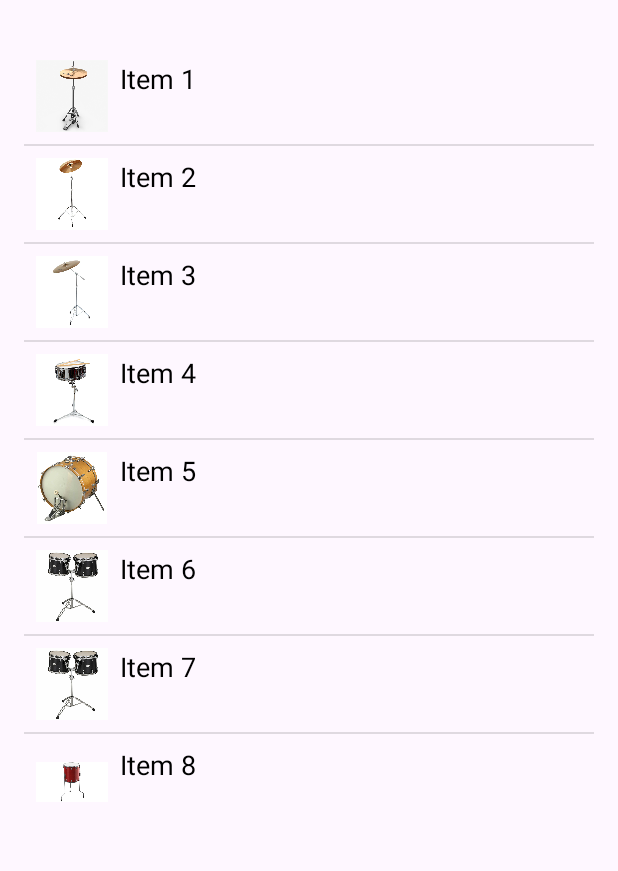
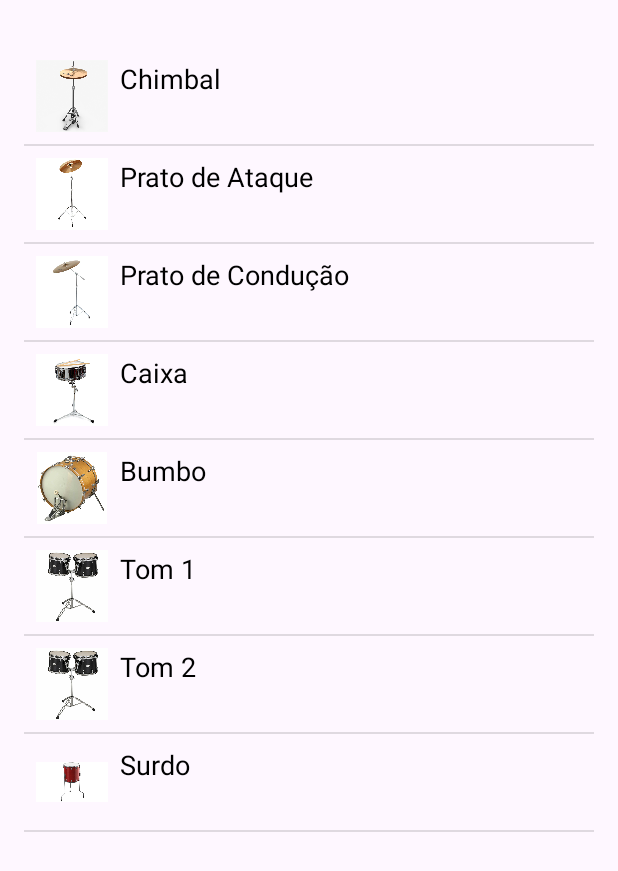
Before and after one commit to RAKE-237/PocketDrummer, an Android app: the SecondFragment screen opened through its navigation route, on a phone screen of 412 x 824 dp. Shown: the top 871 px of the screen. Run offline under Robolectric (Android 15) with nearby library versions, the phone set to English and light mode, and no system bars.

Commit message:
Segundo Fragmento Pronto

```diff
--- a/app/src/main/java/com/example/pocketdrummer/SecondFragment.java
+++ b/app/src/main/java/com/example/pocketdrummer/SecondFragment.java
@@ -31,14 +31,14 @@ public class SecondFragment extends Fragment {
         ListView listView = view.findViewById(R.id.listView);
 
         itemList = new ArrayList<>();
-        itemList.add(new Item(getString(R.string.item1), R.drawable.chimbal, getString(R.string.description1)));
-        itemList.add(new Item(getString(R.string.item2), R.drawable.pratoataque, getString(R.string.description2)));
-        itemList.add(new Item(getString(R.string.item3), R.drawable.pratoconducao, getString(R.string.description3)));
-        itemList.add(new Item(getString(R.string.item4), R.drawable.caixa, getString(R.string.description4)));
-        itemList.add(new Item(getString(R.string.item5), R.drawable.bumbo, getString(R.string.description5)));
-        itemList.add(new Item(getString(R.string.item6), R.drawable.tom1e2, getString(R.string.description6)));
-        itemList.add(new Item(getString(R.string.item7), R.drawable.tom1e2, getString(R.string.description7)));
-        itemList.add(new Item(getString(R.string.item8), R.drawable.surdo, getString(R.string.description8)));
+        itemList.add(new Item(getString(R.string.chimbal), R.drawable.chimbal, getString(R.string.descriptionchimbal)));
+        itemList.add(new Item(getString(R.string.pratoataque), R.drawable.pratoataque, getString(R.string.descriptionpratoataque)));
+        itemList.add(new Item(getString(R.string.pratoconducao), R.drawable.pratoconducao, getString(R.string.descriptionpratoconducao)));
+        itemList.add(new Item(getString(R.string.caixa), R.drawable.caixa, getString(R.string.descriptioncaixa)));
+        itemList.add(new Item(getString(R.string.bumbo), R.drawable.bumbo, getString(R.string.descriptionbumbo)));
+        itemList.add(new Item(getString(R.string.tom1), R.drawable.tom1e2, getString(R.string.descriptiontom1)));
+        itemList.add(new Item(getString(R.string.tom2), R.drawable.tom1e2, getString(R.string.descriptiontom2)));
+        itemList.add(new Item(getString(R.string.surdo), R.drawable.surdo, getString(R.string.descriptionsurdo)));
 
         Adaptador adapter = new Adaptador(requireContext(), itemList);
         listView.setAdapter(adapter);
--- a/app/src/main/res/layout/fragment_second.xml
+++ b/app/src/main/res/layout/fragment_second.xml
@@ -8,13 +8,14 @@
 
         <ListView
             android:id="@+id/listView"
-            android:layout_width="0dp"
-            android:layout_height="wrap_content"
-            app:layout_constraintTop_toTopOf="parent"
+            android:layout_width="match_parent"
+            android:layout_height="match_parent"
+            android:layout_marginTop="16dp"
+            android:padding="16dp"
+            app:layout_constraintEnd_toEndOf="parent"
+            app:layout_constraintHorizontal_bias="0.0"
             app:layout_constraintStart_toStartOf="parent"
-            app:layout_constraintEnd_toEndOf="parent"
-            android:padding="16dp"
-            android:layout_marginTop="16dp" />
+            app:layout_constraintTop_toTopOf="parent" />
 
         <TextView
             android:id="@+id/selected_item_text"
--- a/app/src/main/res/values/strings.xml
+++ b/app/src/main/res/values/strings.xml
@@ -9,23 +9,23 @@
     <string name="next">Next</string>
     <string name="previous">Previous</string>
     <string-array name="spinner_options">
-        <item>História</item>
+        <item>Descrição</item>
         <item>Toque</item>
     </string-array>
-    <string name="item1">Item 1</string>
-    <string name="item2">Item 2</string>
-    <string name="item3">Item 3</string>
-    <string name="item4">Item 4</string>
-    <string name="item5">Item 5</string>
-    <string name="item6">Item 6</string>
-    <string name="item7">Item 7</string>
-    <string name="item8">Item 8</string>
-    <string name="description1">Descrição do Item 1</string>
-    <string name="description2">Descrição do Item 2</string>
-    <string name="description3">Descrição do Item 3</string>
-    <string name="description4">Descrição do Item 4</string>
-    <string name="description5">Descrição do Item 5</string>
-    <string name="description6">Descrição do Item 6</string>
-    <string name="description7">Descrição do Item 7</string>
-    <string name="description8">Descrição do Item 8</string>
+    <string name="chimbal">Chimbal</string>
+    <string name="pratoataque">Prato de Ataque</string>
+    <string name="pratoconducao">Prato de Condução</string>
+    <string name="caixa">Caixa</string>
+    <string name="bumbo">Bumbo</string>
+    <string name="tom1">Tom 1</string>
+    <string name="tom2">Tom 2</string>
+    <string name="surdo">Surdo</string>
+    <string name="descriptionchimbal">O chimbal é um instrumento que consiste em dois pratos que trabalham em conjunto para conduzir a música. O baterista pode produzir sons, timbres e ritmos diferentes ao tocar o chimbal com a baqueta ou com o pedal. O chimbal também é uma ferramenta importante para marcar o compasso de uma música.</string>
+    <string name="descriptionpratoataque">O prato de ataque, também conhecido como "crash", é um prato de percussão que produz um som explosivo e acentuado quando golpeado. É frequentemente utilizado para marcar momentos importantes em uma música, como um solo ou um refrão.</string>
+    <string name="descriptionpratoconducao">O prato de condução, ou "ride", é um prato mais pesado que oferece um som mais contínuo e sustentado. É usado principalmente para manter o tempo, proporcionando uma sonoridade mais suave em comparação com o prato de ataque.</string>
+    <string name="descriptioncaixa">A caixa é um dos elementos mais expressivos da bateria, produzindo um som nítido e estalado. É frequentemente utilizada para marcar o tempo e adicionar dinâmicas, sendo um componente central em muitos estilos musicais.</string>
+    <string name="descriptionbumbo">O bumbo é um grande tambor que é tocado com um pedal. Produz um som profundo e poderoso, responsável por dar a base rítmica em muitos gêneros musicais, como rock e pop.</string>
+    <string name="descriptiontom1">O Tom 1 é um tambor mais compacto, conhecido por seu som ágil e penetrante. Ele é ideal para solos e fills, proporcionando uma resposta rápida que se destaca na mixagem, permitindo ao baterista explorar ritmos mais complexos e dinâmicos.</string>
+    <string name="descriptiontom2">O Tom 2 é um tambor maior, oferecendo um som mais profundo e encorpado. Ele é usado para adicionar uma riqueza tonal à batida, contribuindo para a base rítmica e ajudando a criar transições suaves entre as seções, enriquecendo a textura da música.</string>
+    <string name="descriptionsurdo">O surdo é um tambor de grande profundidade, muito utilizado em gêneros como samba e maracatu. Produz um som ressonante e cheio, essencial para a formação do ritmo em grupos percussivos.</string>
 </resources>
```
